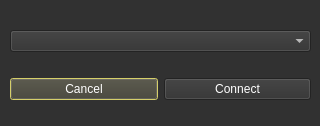
First picture: the form in Qt/uic/connectiondialog.ui, repository mbober1/ESPCooling, before the edit.
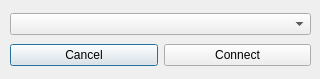
Second picture: the form after the edit. Icons and pictures are not drawn.

```diff
--- a/Qt/uic/connectiondialog.ui
+++ b/Qt/uic/connectiondialog.ui
@@ -7,532 +7,9 @@
     <x>0</x>
     <y>0</y>
     <width>320</width>
-    <height>126</height>
+    <height>79</height>
    </rect>
   </property>
-  <property name="palette">
-   <palette>
-    <active>
-     <colorrole role="WindowText">
-      <brush brushstyle="SolidPattern">
-       <color alpha="255">
-        <red>255</red>
-        <green>255</green>
-        <blue>255</blue>
-       </color>
-      </brush>
-     </colorrole>
-     <colorrole role="Button">
-      <brush brushstyle="SolidPattern">
-       <color alpha="255">
-        <red>49</red>
-        <green>49</green>
-        <blue>49</blue>
-       </color>
-      </brush>
-     </colorrole>
-     <colorrole role="Light">
-      <brush brushstyle="SolidPattern">
-       <color alpha="255">
-        <red>73</red>
-        <green>73</green>
-        <blue>73</blue>
-       </color>
-      </brush>
-     </colorrole>
-     <colorrole role="Midlight">
-      <brush brushstyle="SolidPattern">
-       <color alpha="255">
-        <red>61</red>
-        <green>61</green>
-        <blue>61</blue>
-       </color>
-      </brush>
-     </colorrole>
-     <colorrole role="Dark">
-      <brush brushstyle="SolidPattern">
-       <color alpha="255">
-        <red>24</red>
-        <green>24</green>
-        <blue>24</blue>
-       </color>
-      </brush>
-     </colorrole>
-     <colorrole role="Mid">
-      <brush brushstyle="SolidPattern">
-       <color alpha="255">
-        <red>33</red>
-        <green>33</green>
-        <blue>33</blue>
-       </color>
-      </brush>
-     </colorrole>
-     <colorrole role="Text">
-      <brush brushstyle="SolidPattern">
-       <color alpha="255">
-        <red>255</red>
-        <green>255</green>
-        <blue>255</blue>
-       </color>
-      </brush>
-     </colorrole>
-     <colorrole role="BrightText">
-      <brush brushstyle="SolidPattern">
-       <color alpha="255">
-        <red>255</red>
-        <green>255</green>
-        <blue>255</blue>
-       </color>
-      </brush>
-     </colorrole>
-     <colorrole role="ButtonText">
-      <brush brushstyle="SolidPattern">
-       <color alpha="255">
-        <red>255</red>
-        <green>255</green>
-        <blue>255</blue>
-       </color>
-      </brush>
-     </colorrole>
-     <colorrole role="Base">
-      <brush brushstyle="SolidPattern">
-       <color alpha="255">
-        <red>245</red>
-        <green>194</green>
-        <blue>17</blue>
-       </color>
-      </brush>
-     </colorrole>
-     <colorrole role="Window">
-      <brush brushstyle="SolidPattern">
-       <color alpha="255">
-        <red>49</red>
-        <green>49</green>
-        <blue>49</blue>
-       </color>
-      </brush>
-     </colorrole>
-     <colorrole role="Shadow">
-      <brush brushstyle="SolidPattern">
-       <color alpha="255">
-        <red>0</red>
-        <green>0</green>
-        <blue>0</blue>
-       </color>
-      </brush>
-     </colorrole>
-     <colorrole role="Highlight">
-      <brush brushstyle="SolidPattern">
-       <color alpha="255">
-        <red>249</red>
-        <green>240</green>
-        <blue>107</blue>
-       </color>
-      </brush>
-     </colorrole>
-     <colorrole role="Link">
-      <brush brushstyle="SolidPattern">
-       <color alpha="255">
-        <red>249</red>
-        <green>240</green>
-        <blue>107</blue>
-       </color>
-      </brush>
-     </colorrole>
-     <colorrole role="LinkVisited">
-      <brush brushstyle="SolidPattern">
-       <color alpha="255">
-        <red>249</red>
-        <green>240</green>
-        <blue>107</blue>
-       </color>
-      </brush>
-     </colorrole>
-     <colorrole role="AlternateBase">
-      <brush brushstyle="SolidPattern">
-       <color alpha="255">
-        <red>24</red>
-        <green>24</green>
-        <blue>24</blue>
-       </color>
-      </brush>
-     </colorrole>
-     <colorrole role="ToolTipBase">
-      <brush brushstyle="SolidPattern">
-       <color alpha="255">
-        <red>255</red>
-        <green>255</green>
-        <blue>220</blue>
-       </color>
-      </brush>
-     </colorrole>
-     <colorrole role="ToolTipText">
-      <brush brushstyle="SolidPattern">
-       <color alpha="255">
-        <red>0</red>
-        <green>0</green>
-        <blue>0</blue>
-       </color>
-      </brush>
-     </colorrole>
-     <colorrole role="PlaceholderText">
-      <brush brushstyle="SolidPattern">
-       <color alpha="128">
-        <red>255</red>
-        <green>255</green>
-        <blue>255</blue>
-       </color>
-      </brush>
-     </colorrole>
-    </active>
-    <inactive>
-     <colorrole role="WindowText">
-      <brush brushstyle="SolidPattern">
-       <color alpha="255">
-        <red>255</red>
-        <green>255</green>
-        <blue>255</blue>
-       </color>
-      </brush>
-     </colorrole>
-     <colorrole role="Button">
-      <brush brushstyle="SolidPattern">
-       <color alpha="255">
-        <red>49</red>
-        <green>49</green>
-        <blue>49</blue>
-       </color>
-      </brush>
-     </colorrole>
-     <colorrole role="Light">
-      <brush brushstyle="SolidPattern">
-       <color alpha="255">
-        <red>73</red>
-        <green>73</green>
-        <blue>73</blue>
-       </color>
-      </brush>
-     </colorrole>
-     <colorrole role="Midlight">
-      <brush brushstyle="SolidPattern">
-       <color alpha="255">
-        <red>61</red>
-        <green>61</green>
-        <blue>61</blue>
-       </color>
-      </brush>
-     </colorrole>
-     <colorrole role="Dark">
-      <brush brushstyle="SolidPattern">
-       <color alpha="255">
-        <red>24</red>
-        <green>24</green>
-        <blue>24</blue>
-       </color>
-      </brush>
-     </colorrole>
-     <colorrole role="Mid">
-      <brush brushstyle="SolidPattern">
-       <color alpha="255">
-        <red>33</red>
-        <green>33</green>
-        <blue>33</blue>
-       </color>
-      </brush>
-     </colorrole>
-     <colorrole role="Text">
-      <brush brushstyle="SolidPattern">
-       <color alpha="255">
-        <red>255</red>
-        <green>255</green>
-        <blue>255</blue>
-       </color>
-      </brush>
-     </colorrole>
-     <colorrole role="BrightText">
-      <brush brushstyle="SolidPattern">
-       <color alpha="255">
-        <red>255</red>
-        <green>255</green>
-        <blue>255</blue>
-       </color>
-      </brush>
-     </colorrole>
-     <colorrole role="ButtonText">
-      <brush brushstyle="SolidPattern">
-       <color alpha="255">
-        <red>255</red>
-        <green>255</green>
-        <blue>255</blue>
-       </color>
-      </brush>
-     </colorrole>
-     <colorrole role="Base">
-      <brush brushstyle="SolidPattern">
-       <color alpha="255">
-        <red>245</red>
-        <green>194</green>
-        <blue>17</blue>
-       </color>
-      </brush>
-     </colorrole>
-     <colorrole role="Window">
-      <brush brushstyle="SolidPattern">
-       <color alpha="255">
-        <red>49</red>
-        <green>49</green>
-        <blue>49</blue>
-       </color>
-      </brush>
-     </colorrole>
-     <colorrole role="Shadow">
-      <brush brushstyle="SolidPattern">
-       <color alpha="255">
-        <red>0</red>
-        <green>0</green>
-        <blue>0</blue>
-       </color>
-      </brush>
-     </colorrole>
-     <colorrole role="Highlight">
-      <brush brushstyle="SolidPattern">
-       <color alpha="255">
-        <red>249</red>
-        <green>240</green>
-        <blue>107</blue>
-       </color>
-      </brush>
-     </colorrole>
-     <colorrole role="Link">
-      <brush brushstyle="SolidPattern">
-       <color alpha="255">
-        <red>249</red>
-        <green>240</green>
-        <blue>107</blue>
-       </color>
-      </brush>
-     </colorrole>
-     <colorrole role="LinkVisited">
-      <brush brushstyle="SolidPattern">
-       <color alpha="255">
-        <red>249</red>
-        <green>240</green>
-        <blue>107</blue>
-       </color>
-      </brush>
-     </colorrole>
-     <colorrole role="AlternateBase">
-      <brush brushstyle="SolidPattern">
-       <color alpha="255">
-        <red>24</red>
-        <green>24</green>
-        <blue>24</blue>
-       </color>
-      </brush>
-     </colorrole>
-     <colorrole role="ToolTipBase">
-      <brush brushstyle="SolidPattern">
-       <color alpha="255">
-        <red>255</red>
-        <green>255</green>
-        <blue>220</blue>
-       </color>
-      </brush>
-     </colorrole>
-     <colorrole role="ToolTipText">
-      <brush brushstyle="SolidPattern">
-       <color alpha="255">
-        <red>0</red>
-        <green>0</green>
-        <blue>0</blue>
-       </color>
-      </brush>
-     </colorrole>
-     <colorrole role="PlaceholderText">
-      <brush brushstyle="SolidPattern">
-       <color alpha="128">
-        <red>255</red>
-        <green>255</green>
-        <blue>255</blue>
-       </color>
-      </brush>
-     </colorrole>
-    </inactive>
-    <disabled>
-     <colorrole role="WindowText">
-      <brush brushstyle="SolidPattern">
-       <color alpha="255">
-        <red>24</red>
-        <green>24</green>
-        <blue>24</blue>
-       </color>
-      </brush>
-     </colorrole>
-     <colorrole role="Button">
-      <brush brushstyle="SolidPattern">
-       <color alpha="255">
-        <red>49</red>
-        <green>49</green>
-        <blue>49</blue>
-       </color>
-      </brush>
-     </colorrole>
-     <colorrole role="Light">
-      <brush brushstyle="SolidPattern">
-       <color alpha="255">
-        <red>73</red>
-        <green>73</green>
-        <blue>73</blue>
-       </color>
-      </brush>
-     </colorrole>
-     <colorrole role="Midlight">
-      <brush brushstyle="SolidPattern">
-       <color alpha="255">
-        <red>61</red>
-        <green>61</green>
-        <blue>61</blue>
-       </color>
-      </brush>
-     </colorrole>
-     <colorrole role="Dark">
-      <brush brushstyle="SolidPattern">
-       <color alpha="255">
-        <red>24</red>
-        <green>24</green>
-        <blue>24</blue>
-       </color>
-      </brush>
-     </colorrole>
-     <colorrole role="Mid">
-      <brush brushstyle="SolidPattern">
-       <color alpha="255">
-        <red>33</red>
-        <green>33</green>
-        <blue>33</blue>
-       </color>
-      </brush>
-     </colorrole>
-     <colorrole role="Text">
-      <brush brushstyle="SolidPattern">
-       <color alpha="255">
-        <red>24</red>
-        <green>24</green>
-        <blue>24</blue>
-       </color>
-      </brush>
-     </colorrole>
-     <colorrole role="BrightText">
-      <brush brushstyle="SolidPattern">
-       <color alpha="255">
-        <red>255</red>
-        <green>255</green>
-        <blue>255</blue>
-       </color>
-      </brush>
-     </colorrole>
-     <colorrole role="ButtonText">
-      <brush brushstyle="SolidPattern">
-       <color alpha="255">
-        <red>24</red>
-        <green>24</green>
-        <blue>24</blue>
-       </color>
-      </brush>
-     </colorrole>
-     <colorrole role="Base">
-      <brush brushstyle="SolidPattern">
-       <color alpha="255">
-        <red>49</red>
-        <green>49</green>
-        <blue>49</blue>
-       </color>
-      </brush>
-     </colorrole>
-     <colorrole role="Window">
-      <brush brushstyle="SolidPattern">
-       <color alpha="255">
-        <red>49</red>
-        <green>49</green>
-        <blue>49</blue>
-       </color>
-      </brush>
-     </colorrole>
-     <colorrole role="Shadow">
-      <brush brushstyle="SolidPattern">
-       <color alpha="255">
-        <red>0</red>
-        <green>0</green>
-        <blue>0</blue>
-       </color>
-      </brush>
-     </colorrole>
-     <colorrole role="Highlight">
-      <brush brushstyle="SolidPattern">
-       <color alpha="255">
-        <red>249</red>
-        <green>240</green>
-        <blue>107</blue>
-       </color>
-      </brush>
-     </colorrole>
-     <colorrole role="Link">
-      <brush brushstyle="SolidPattern">
-       <color alpha="255">
-        <red>249</red>
-        <green>240</green>
-        <blue>107</blue>
-       </color>
-      </brush>
-     </colorrole>
-     <colorrole role="LinkVisited">
-      <brush brushstyle="SolidPattern">
-       <color alpha="255">
-        <red>249</red>
-        <green>240</green>
-        <blue>107</blue>
-       </color>
-      </brush>
-     </colorrole>
-     <colorrole role="AlternateBase">
-      <brush brushstyle="SolidPattern">
-       <color alpha="255">
-        <red>49</red>
-        <green>49</green>
-        <blue>49</blue>
-       </color>
-      </brush>
-     </colorrole>
-     <colorrole role="ToolTipBase">
-      <brush brushstyle="SolidPattern">
-       <color alpha="255">
-        <red>255</red>
-        <green>255</green>
-        <blue>220</blue>
-       </color>
-      </brush>
-     </colorrole>
-     <colorrole role="ToolTipText">
-      <brush brushstyle="SolidPattern">
-       <color alpha="255">
-        <red>0</red>
-        <green>0</green>
-        <blue>0</blue>
-       </color>
-      </brush>
-     </colorrole>
-     <colorrole role="PlaceholderText">
-      <brush brushstyle="SolidPattern">
-       <color alpha="128">
-        <red>255</red>
-        <green>255</green>
-        <blue>255</blue>
-       </color>
-      </brush>
-     </colorrole>
-    </disabled>
-   </palette>
-  </property>
   <property name="windowTitle">
    <string>Connect</string>
   </property>
@@ -546,7 +23,7 @@
      <x>10</x>
      <y>10</y>
      <width>301</width>
-     <height>111</height>
+     <height>61</height>
     </rect>
    </property>
    <layout class="QGridLayout" name="gridLayout">
```
